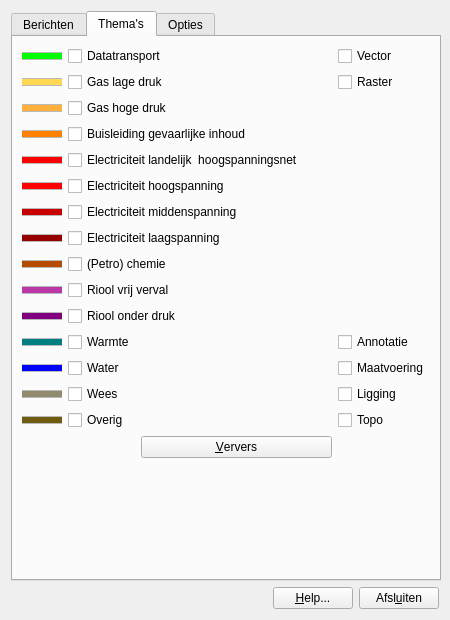
This is B4UdigNL.ui in diethard2/b4udignl as Qt 5 draws it before an edit. The edited form follows.
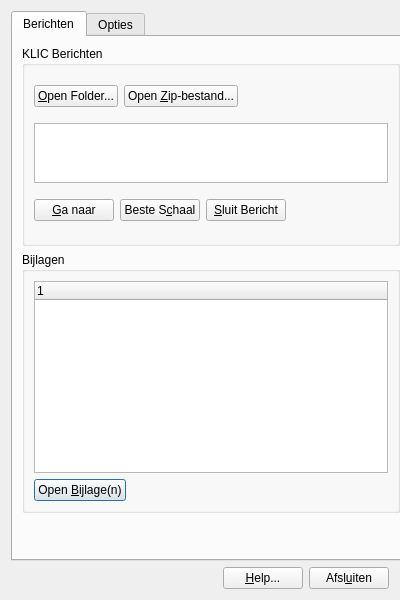
This is the edited form. The open tabs and pages were chosen to show the change. Custom widgets are drawn as their Qt base class.

Commit message: removed thema tab and functionality

```diff
--- a/B4UdigNL.ui
+++ b/B4UdigNL.ui
@@ -6,8 +6,8 @@
    <rect>
     <x>0</x>
     <y>0</y>
-    <width>450</width>
-    <height>620</height>
+    <width>400</width>
+    <height>600</height>
    </rect>
   </property>
   <property name="sizePolicy">
@@ -18,8 +18,8 @@
   </property>
   <property name="minimumSize">
    <size>
-    <width>450</width>
-    <height>620</height>
+    <width>400</width>
+    <height>600</height>
    </size>
   </property>
   <property name="maximumSize">
@@ -48,8 +48,8 @@
      </property>
      <property name="minimumSize">
       <size>
-       <width>430</width>
-       <height>562</height>
+       <width>400</width>
+       <height>500</height>
       </size>
      </property>
      <property name="autoFillBackground">
@@ -72,159 +72,7 @@
        <string>Berichten</string>
       </attribute>
       <layout class="QGridLayout" name="gridLayout_4">
-       <item row="0" column="0" colspan="2">
-        <widget class="QGroupBox" name="resultBox">
-         <property name="sizePolicy">
-          <sizepolicy hsizetype="MinimumExpanding" vsizetype="Fixed">
-           <horstretch>0</horstretch>
-           <verstretch>0</verstretch>
-          </sizepolicy>
-         </property>
-         <property name="title">
-          <string>Resultaat naar Geopackage</string>
-         </property>
-         <layout class="QHBoxLayout" name="horizontalLayout_21">
-          <item>
-           <widget class="QgsFileWidget" name="resultFileWidget" native="true">
-            <property name="sizePolicy">
-             <sizepolicy hsizetype="MinimumExpanding" vsizetype="MinimumExpanding">
-              <horstretch>0</horstretch>
-              <verstretch>0</verstretch>
-             </sizepolicy>
-            </property>
-            <property name="maximumSize">
-             <size>
-              <width>600</width>
-              <height>40</height>
-             </size>
-            </property>
-            <property name="focusPolicy">
-             <enum>Qt::FocusPolicy::StrongFocus</enum>
-            </property>
-            <property name="toolTip">
-             <string extracomment="Selecteer de bestaande of nieuwe Geopackage waar ingelezen KLIC melding in wordt opgeslagen."/>
-            </property>
-            <property name="dialogTitle" stdset="0">
-             <string>Gpkg Resultaatbestand</string>
-            </property>
-            <property name="filter" stdset="0">
-             <string>*.gpkg</string>
-            </property>
-           </widget>
-          </item>
-         </layout>
-        </widget>
-       </item>
        <item row="1" column="0" colspan="2">
-        <widget class="QGroupBox" name="messageBox">
-         <property name="sizePolicy">
-          <sizepolicy hsizetype="MinimumExpanding" vsizetype="Expanding">
-           <horstretch>0</horstretch>
-           <verstretch>0</verstretch>
-          </sizepolicy>
-         </property>
-         <property name="minimumSize">
-          <size>
-           <width>0</width>
-           <height>200</height>
-          </size>
-         </property>
-         <property name="title">
-          <string>KLIC Berichten</string>
-         </property>
-         <layout class="QGridLayout" name="gridLayout">
-          <item row="0" column="0">
-           <layout class="QHBoxLayout" name="horizontalLayout">
-            <item>
-             <widget class="QPushButton" name="openMsgButton">
-              <property name="focusPolicy">
-               <enum>Qt::FocusPolicy::StrongFocus</enum>
-              </property>
-              <property name="text">
-               <string>&amp;Open Folder...</string>
-              </property>
-             </widget>
-            </item>
-            <item>
-             <widget class="QPushButton" name="openArchiveButton">
-              <property name="text">
-               <string>Open &amp;Zip-bestand...</string>
-              </property>
-             </widget>
-            </item>
-            <item>
-             <spacer name="horizontalSpacer">
-              <property name="orientation">
-               <enum>Qt::Orientation::Horizontal</enum>
-              </property>
-              <property name="sizeHint" stdset="0">
-               <size>
-                <width>68</width>
-                <height>20</height>
-               </size>
-              </property>
-             </spacer>
-            </item>
-           </layout>
-          </item>
-          <item row="1" column="0">
-           <widget class="QListWidget" name="msgListWidget">
-            <property name="minimumSize">
-             <size>
-              <width>0</width>
-              <height>40</height>
-             </size>
-            </property>
-            <property name="maximumSize">
-             <size>
-              <width>600</width>
-              <height>60</height>
-             </size>
-            </property>
-           </widget>
-          </item>
-          <item row="2" column="0">
-           <layout class="QHBoxLayout" name="horizontalLayout_2">
-            <item>
-             <widget class="QPushButton" name="gotoButton">
-              <property name="text">
-               <string>&amp;Ga naar</string>
-              </property>
-             </widget>
-            </item>
-            <item>
-             <widget class="QPushButton" name="bestScaleButton">
-              <property name="text">
-               <string>Beste S&amp;chaal</string>
-              </property>
-             </widget>
-            </item>
-            <item>
-             <widget class="QPushButton" name="removeMsgButton">
-              <property name="text">
-               <string>&amp;Sluit Bericht</string>
-              </property>
-             </widget>
-            </item>
-            <item>
-             <spacer name="horizontalSpacer_3">
-              <property name="orientation">
-               <enum>Qt::Orientation::Horizontal</enum>
-              </property>
-              <property name="sizeHint" stdset="0">
-               <size>
-                <width>78</width>
-                <height>20</height>
-               </size>
-              </property>
-             </spacer>
-            </item>
-           </layout>
-          </item>
-         </layout>
-        </widget>
-       </item>
-       <item row="2" column="0" colspan="2">
         <widget class="QGroupBox" name="additionsBox">
          <property name="sizePolicy">
           <sizepolicy hsizetype="Minimum" vsizetype="MinimumExpanding">
@@ -262,7 +110,7 @@
             <property name="maximumSize">
              <size>
               <width>600</width>
-              <height>200</height>
+              <height>300</height>
              </size>
             </property>
             <property name="selectionMode">
@@ -305,7 +153,7 @@
          </layout>
         </widget>
        </item>
-       <item row="3" column="0">
+       <item row="2" column="0">
         <spacer name="verticalSpacer_2">
          <property name="orientation">
           <enum>Qt::Orientation::Vertical</enum>
@@ -321,734 +169,114 @@
          </property>
         </spacer>
        </item>
-      </layout>
-     </widget>
-     <widget class="QWidget" name="ThemesTab">
-      <attribute name="title">
-       <string>Thema's</string>
-      </attribute>
-      <layout class="QGridLayout" name="gridLayout_3">
        <item row="0" column="0" colspan="2">
-        <layout class="QHBoxLayout" name="horizontalLayout_5">
-         <item>
-          <widget class="Line" name="line">
-           <property name="minimumSize">
-            <size>
-             <width>40</width>
-             <height>8</height>
-            </size>
-           </property>
-           <property name="maximumSize">
-            <size>
-             <width>40</width>
-             <height>8</height>
-            </size>
-           </property>
-           <property name="styleSheet">
-            <string notr="true">background-color: rgb(185, 185, 185);
-color: rgb(0, 255, 0);</string>
-           </property>
-           <property name="frameShadow">
-            <enum>QFrame::Shadow::Plain</enum>
-           </property>
-           <property name="lineWidth">
-            <number>6</number>
-           </property>
-           <property name="orientation">
-            <enum>Qt::Orientation::Horizontal</enum>
-           </property>
-          </widget>
-         </item>
-         <item>
-          <widget class="QCheckBox" name="checkBoxData">
-           <property name="text">
-            <string>Datatransport</string>
-           </property>
-           <property name="tristate">
-            <bool>true</bool>
-           </property>
-          </widget>
-         </item>
-        </layout>
-       </item>
-       <item row="0" column="3">
-        <widget class="QCheckBox" name="vectorCheckBox">
-         <property name="text">
-          <string>Vector</string>
+        <widget class="QGroupBox" name="messageBox">
+         <property name="sizePolicy">
+          <sizepolicy hsizetype="MinimumExpanding" vsizetype="Expanding">
+           <horstretch>0</horstretch>
+           <verstretch>0</verstretch>
+          </sizepolicy>
          </property>
-        </widget>
-       </item>
-       <item row="1" column="0" colspan="2">
-        <layout class="QHBoxLayout" name="horizontalLayout_6">
-         <item>
-          <widget class="Line" name="line_2">
-           <property name="minimumSize">
-            <size>
-             <width>40</width>
-             <height>8</height>
-            </size>
-           </property>
-           <property name="maximumSize">
-            <size>
-             <width>40</width>
-             <height>8</height>
-            </size>
-           </property>
-           <property name="styleSheet">
-            <string notr="true">background-color: rgb(185, 185, 185);
-color: rgb(255, 215, 80);</string>
-           </property>
-           <property name="frameShadow">
-            <enum>QFrame::Shadow::Plain</enum>
-           </property>
-           <property name="lineWidth">
-            <number>6</number>
-           </property>
-           <property name="orientation">
-            <enum>Qt::Orientation::Horizontal</enum>
-           </property>
-          </widget>
-         </item>
-         <item>
-          <widget class="QCheckBox" name="checkBoxGas_low">
-           <property name="text">
-            <string>Gas lage druk</string>
-           </property>
-           <property name="tristate">
-            <bool>true</bool>
-           </property>
-          </widget>
-         </item>
-        </layout>
-       </item>
-       <item row="1" column="3">
-        <widget class="QCheckBox" name="rasterCheckBox">
-         <property name="enabled">
-          <bool>true</bool>
-         </property>
-         <property name="text">
-          <string>Raster</string>
-         </property>
-        </widget>
-       </item>
-       <item row="2" column="0" colspan="2">
-        <layout class="QHBoxLayout" name="horizontalLayout_7">
-         <item>
-          <widget class="Line" name="line_3">
-           <property name="minimumSize">
-            <size>
-             <width>40</width>
-             <height>8</height>
-            </size>
-           </property>
-           <property name="maximumSize">
-            <size>
-             <width>40</width>
-             <height>8</height>
-            </size>
-           </property>
-           <property name="styleSheet">
-            <string notr="true">background-color: rgb(185, 185, 185);
-color: rgb(255, 175, 60);</string>
-           </property>
-           <property name="frameShadow">
-            <enum>QFrame::Shadow::Plain</enum>
-           </property>
-           <property name="lineWidth">
-            <number>6</number>
-           </property>
-           <property name="orientation">
-            <enum>Qt::Orientation::Horizontal</enum>
-           </property>
-          </widget>
-         </item>
-         <item>
-          <widget class="QCheckBox" name="checkBoxGas_high">
-           <property name="text">
-            <string>Gas hoge druk</string>
-           </property>
-           <property name="tristate">
-            <bool>true</bool>
-           </property>
-          </widget>
-         </item>
-        </layout>
-       </item>
-       <item row="3" column="0" colspan="3">
-        <layout class="QHBoxLayout" name="horizontalLayout_8">
-         <item>
-          <widget class="Line" name="line_4">
-           <property name="minimumSize">
-            <size>
-             <width>40</width>
-             <height>8</height>
-            </size>
-           </property>
-           <property name="maximumSize">
-            <size>
-             <width>40</width>
-             <height>8</height>
-            </size>
-           </property>
-           <property name="styleSheet">
-            <string notr="true">background-color: rgb(185, 185, 185);
-color: rgb(255, 127, 0);</string>
-           </property>
-           <property name="frameShadow">
-            <enum>QFrame::Shadow::Plain</enum>
-           </property>
-           <property name="lineWidth">
-            <number>6</number>
-           </property>
-           <property name="orientation">
-            <enum>Qt::Orientation::Horizontal</enum>
-           </property>
-          </widget>
-         </item>
-         <item>
-          <widget class="QCheckBox" name="checkBoxDanger">
-           <property name="text">
-            <string>Buisleiding gevaarlijke inhoud</string>
-           </property>
-           <property name="tristate">
-            <bool>true</bool>
-           </property>
-          </widget>
-         </item>
-        </layout>
-       </item>
-       <item row="4" column="0" colspan="4">
-        <layout class="QHBoxLayout" name="horizontalLayout_20">
-         <item>
-          <widget class="Line" name="line_5">
-           <property name="minimumSize">
-            <size>
-             <width>40</width>
-             <height>8</height>
-            </size>
-           </property>
-           <property name="maximumSize">
-            <size>
-             <width>40</width>
-             <height>8</height>
-            </size>
-           </property>
-           <property name="styleSheet">
-            <string notr="true">background-color: rgb(185, 185, 185);
-color: rgb(255, 0, 0);</string>
-           </property>
-           <property name="frameShadow">
-            <enum>QFrame::Shadow::Plain</enum>
-           </property>
-           <property name="lineWidth">
-            <number>6</number>
-           </property>
-           <property name="orientation">
-            <enum>Qt::Orientation::Horizontal</enum>
-           </property>
-          </widget>
-         </item>
-         <item>
-          <widget class="QCheckBox" name="checkBoxElec_land">
-           <property name="text">
-            <string>Electriciteit landelijk  hoogspanningsnet</string>
-           </property>
-           <property name="tristate">
-            <bool>true</bool>
-           </property>
-          </widget>
-         </item>
-        </layout>
-       </item>
-       <item row="5" column="0" colspan="3">
-        <layout class="QHBoxLayout" name="horizontalLayout_11">
-         <item>
-          <widget class="Line" name="line_6">
-           <property name="minimumSize">
-            <size>
-             <width>40</width>
-             <height>8</height>
-            </size>
-           </property>
-           <property name="maximumSize">
-            <size>
-             <width>40</width>
-             <height>8</height>
-            </size>
-           </property>
-           <property name="styleSheet">
-            <string notr="true">background-color: rgb(185, 185, 185);
-color: rgb(255, 0, 0);</string>
-           </property>
-           <property name="frameShadow">
-            <enum>QFrame::Shadow::Plain</enum>
-           </property>
-           <property name="lineWidth">
-            <number>6</number>
-           </property>
-           <property name="orientation">
-            <enum>Qt::Orientation::Horizontal</enum>
-           </property>
-          </widget>
-         </item>
-         <item>
-          <widget class="QCheckBox" name="checkBoxElec_high">
-           <property name="text">
-            <string>Electriciteit hoogspanning</string>
-           </property>
-           <property name="tristate">
-            <bool>true</bool>
-           </property>
-          </widget>
-         </item>
-        </layout>
-       </item>
-       <item row="6" column="0" colspan="3">
-        <layout class="QHBoxLayout" name="horizontalLayout_10">
-         <item>
-          <widget class="Line" name="line_7">
-           <property name="minimumSize">
-            <size>
-             <width>40</width>
-             <height>8</height>
-            </size>
-           </property>
-           <property name="maximumSize">
-            <size>
-             <width>40</width>
-             <height>8</height>
-            </size>
-           </property>
-           <property name="styleSheet">
-            <string notr="true">background-color: rgb(185, 185, 185);
-color: rgb(200, 0, 0);</string>
-           </property>
-           <property name="frameShadow">
-            <enum>QFrame::Shadow::Plain</enum>
-           </property>
-           <property name="lineWidth">
-            <number>6</number>
-           </property>
-           <property name="orientation">
-            <enum>Qt::Orientation::Horizontal</enum>
-           </property>
-          </widget>
-         </item>
-         <item>
-          <widget class="QCheckBox" name="checkBoxElec_mid">
-           <property name="text">
-            <string>Electriciteit middenspanning</string>
-           </property>
-           <property name="tristate">
-            <bool>true</bool>
-           </property>
-          </widget>
-         </item>
-        </layout>
-       </item>
-       <item row="7" column="0" colspan="3">
-        <layout class="QHBoxLayout" name="horizontalLayout_9">
-         <item>
-          <widget class="Line" name="line_8">
-           <property name="minimumSize">
-            <size>
-             <width>40</width>
-             <height>8</height>
-            </size>
-           </property>
-           <property name="maximumSize">
-            <size>
-             <width>40</width>
-             <height>8</height>
-            </size>
-           </property>
-           <property name="styleSheet">
-            <string notr="true">background-color: rgb(185, 185, 185);
-color: rgb(150, 0, 0);</string>
-           </property>
-           <property name="frameShadow">
-            <enum>QFrame::Shadow::Plain</enum>
-           </property>
-           <property name="lineWidth">
-            <number>6</number>
-           </property>
-           <property name="orientation">
-            <enum>Qt::Orientation::Horizontal</enum>
-           </property>
-          </widget>
-         </item>
-         <item>
-          <widget class="QCheckBox" name="checkBoxElec_low">
-           <property name="text">
-            <string>Electriciteit laagspanning</string>
-           </property>
-           <property name="tristate">
-            <bool>true</bool>
-           </property>
-          </widget>
-         </item>
-        </layout>
-       </item>
-       <item row="8" column="0" colspan="2">
-        <layout class="QHBoxLayout" name="horizontalLayout_16">
-         <item>
-          <widget class="Line" name="line_9">
-           <property name="minimumSize">
-            <size>
-             <width>40</width>
-             <height>8</height>
-            </size>
-           </property>
-           <property name="maximumSize">
-            <size>
-             <width>40</width>
-             <height>8</height>
-            </size>
-           </property>
-           <property name="styleSheet">
-            <string notr="true">background-color: rgb(185, 185, 185);
-color: rgb(182, 74, 0);</string>
-           </property>
-           <property name="frameShadow">
-            <enum>QFrame::Shadow::Plain</enum>
-           </property>
-           <property name="lineWidth">
-            <number>6</number>
-           </property>
-           <property name="orientation">
-            <enum>Qt::Orientation::Horizontal</enum>
-           </property>
-          </widget>
-         </item>
-         <item>
-          <widget class="QCheckBox" name="checkBoxChemical">
-           <property name="text">
-            <string>(Petro) chemie</string>
-           </property>
-           <property name="tristate">
-            <bool>true</bool>
-           </property>
-          </widget>
-         </item>
-        </layout>
-       </item>
-       <item row="9" column="0" colspan="3">
-        <layout class="QHBoxLayout" name="horizontalLayout_12">
-         <item>
-          <widget class="Line" name="line_10">
-           <property name="minimumSize">
-            <size>
-             <width>40</width>
-             <height>8</height>
-            </size>
-           </property>
-           <property name="maximumSize">
-            <size>
-             <width>40</width>
-             <height>8</height>
-            </size>
-           </property>
-           <property name="styleSheet">
-            <string notr="true">background-color: rgb(185, 185, 185);
-color: rgb(186, 56, 168);</string>
-           </property>
-           <property name="frameShadow">
-            <enum>QFrame::Shadow::Plain</enum>
-           </property>
-           <property name="lineWidth">
-            <number>6</number>
-           </property>
-           <property name="orientation">
-            <enum>Qt::Orientation::Horizontal</enum>
-           </property>
-          </widget>
-         </item>
-         <item>
-          <widget class="QCheckBox" name="checkBoxSewer_free">
-           <property name="text">
-            <string>Riool vrij verval</string>
-           </property>
-           <property name="tristate">
-            <bool>true</bool>
-           </property>
-          </widget>
-         </item>
-        </layout>
-       </item>
-       <item row="10" column="0" colspan="3">
-        <layout class="QHBoxLayout" name="horizontalLayout_13">
-         <item>
-          <widget class="Line" name="line_11">
-           <property name="minimumSize">
-            <size>
-             <width>40</width>
-             <height>8</height>
-            </size>
-           </property>
-           <property name="maximumSize">
-            <size>
-             <width>40</width>
-             <height>8</height>
-            </size>
-           </property>
-           <property name="styleSheet">
-            <string notr="true">background-color: rgb(185, 185, 185);
-color: rgb(128, 0, 128);</string>
-           </property>
-           <property name="frameShadow">
-            <enum>QFrame::Shadow::Plain</enum>
-           </property>
-           <property name="lineWidth">
-            <number>6</number>
-           </property>
-           <property name="orientation">
-            <enum>Qt::Orientation::Horizontal</enum>
-           </property>
-          </widget>
-         </item>
-         <item>
-          <widget class="QCheckBox" name="checkBoxSewer_pressure">
-           <property name="text">
-            <string>Riool onder druk</string>
-           </property>
-           <property name="tristate">
-            <bool>true</bool>
-           </property>
-          </widget>
-         </item>
-        </layout>
-       </item>
-       <item row="11" column="0">
-        <layout class="QHBoxLayout" name="horizontalLayout_14">
-         <item>
-          <widget class="Line" name="line_12">
-           <property name="minimumSize">
-            <size>
-             <width>40</width>
-             <height>8</height>
-            </size>
-           </property>
-           <property name="maximumSize">
-            <size>
-             <width>40</width>
-             <height>8</height>
-            </size>
-           </property>
-           <property name="styleSheet">
-            <string notr="true">background-color: rgb(185, 185, 185);
-color: rgb(0, 128, 128);</string>
-           </property>
-           <property name="frameShadow">
-            <enum>QFrame::Shadow::Plain</enum>
-           </property>
-           <property name="lineWidth">
-            <number>6</number>
-           </property>
-           <property name="orientation">
-            <enum>Qt::Orientation::Horizontal</enum>
-           </property>
-          </widget>
-         </item>
-         <item>
-          <widget class="QCheckBox" name="checkBoxHeat">
-           <property name="text">
-            <string>Warmte</string>
-           </property>
-           <property name="tristate">
-            <bool>true</bool>
-           </property>
-          </widget>
-         </item>
-        </layout>
-       </item>
-       <item row="11" column="3">
-        <widget class="QCheckBox" name="annotationCheckBox">
-         <property name="text">
-          <string>Annotatie</string>
-         </property>
-         <property name="tristate">
-          <bool>true</bool>
-         </property>
-        </widget>
-       </item>
-       <item row="12" column="0">
-        <layout class="QHBoxLayout" name="horizontalLayout_15">
-         <item>
-          <widget class="Line" name="line_13">
-           <property name="minimumSize">
-            <size>
-             <width>40</width>
-             <height>8</height>
-            </size>
-           </property>
-           <property name="maximumSize">
-            <size>
-             <width>40</width>
-             <height>8</height>
-            </size>
-           </property>
-           <property name="styleSheet">
-            <string notr="true">background-color: rgb(185, 185, 185);
-color: rgb(0, 0, 255);</string>
-           </property>
-           <property name="frameShadow">
-            <enum>QFrame::Shadow::Plain</enum>
-           </property>
-           <property name="lineWidth">
-            <number>6</number>
-           </property>
-           <property name="orientation">
-            <enum>Qt::Orientation::Horizontal</enum>
-           </property>
-          </widget>
-         </item>
-         <item>
-          <widget class="QCheckBox" name="checkBoxWater">
-           <property name="text">
-            <string>Water </string>
-           </property>
-           <property name="tristate">
-            <bool>true</bool>
-           </property>
-          </widget>
-         </item>
-        </layout>
-       </item>
-       <item row="12" column="3">
-        <widget class="QCheckBox" name="dimensioningCheckBox">
-         <property name="text">
-          <string>Maatvoering</string>
-         </property>
-         <property name="tristate">
-          <bool>true</bool>
-         </property>
-        </widget>
-       </item>
-       <item row="13" column="0">
-        <layout class="QHBoxLayout" name="horizontalLayout_17">
-         <item>
-          <widget class="Line" name="line_14">
-           <property name="minimumSize">
-            <size>
-             <width>40</width>
-             <height>8</height>
-            </size>
-           </property>
-           <property name="maximumSize">
-            <size>
-             <width>40</width>
-             <height>8</height>
-            </size>
-           </property>
-           <property name="styleSheet">
-            <string notr="true">background-color: rgb(185, 185, 185);
-color: rgb(145, 138, 111);</string>
-           </property>
-           <property name="frameShadow">
-            <enum>QFrame::Shadow::Plain</enum>
-           </property>
-           <property name="lineWidth">
-            <number>6</number>
-           </property>
-           <property name="orientation">
-            <enum>Qt::Orientation::Horizontal</enum>
-           </property>
-          </widget>
-         </item>
-         <item>
-          <widget class="QCheckBox" name="checkBoxOrphan">
-           <property name="text">
-            <string>Wees</string>
-           </property>
-           <property name="tristate">
-            <bool>true</bool>
-           </property>
-          </widget>
-         </item>
-        </layout>
-       </item>
-       <item row="13" column="3">
-        <widget class="QCheckBox" name="locationCheckBox">
-         <property name="text">
-          <string>Ligging</string>
-         </property>
-         <property name="tristate">
-          <bool>true</bool>
-         </property>
-        </widget>
-       </item>
-       <item row="14" column="0">
-        <layout class="QHBoxLayout" name="horizontalLayout_18">
-         <item>
-          <widget class="Line" name="line_15">
-           <property name="minimumSize">
-            <size>
-             <width>40</width>
-             <height>8</height>
-            </size>
-           </property>
-           <property name="maximumSize">
-            <size>
-             <width>40</width>
-             <height>8</height>
-            </size>
-           </property>
-           <property name="styleSheet">
-            <string notr="true">background-color: rgb(185, 185, 185);
-color: rgb(111, 92, 16);</string>
-           </property>
-           <property name="frameShadow">
-            <enum>QFrame::Shadow::Plain</enum>
-           </property>
-           <property name="lineWidth">
-            <number>6</number>
-           </property>
-           <property name="orientation">
-            <enum>Qt::Orientation::Horizontal</enum>
-           </property>
-          </widget>
-         </item>
-         <item>
-          <widget class="QCheckBox" name="checkBoxOther">
-           <property name="text">
-            <string>Overig</string>
-           </property>
-           <property name="tristate">
-            <bool>true</bool>
-           </property>
-          </widget>
-         </item>
-        </layout>
-       </item>
-       <item row="14" column="3">
-        <widget class="QCheckBox" name="topoCheckBox">
-         <property name="text">
-          <string>Topo</string>
-         </property>
-         <property name="tristate">
-          <bool>true</bool>
-         </property>
-        </widget>
-       </item>
-       <item row="15" column="1" colspan="2">
-        <widget class="QPushButton" name="refreshButton">
-         <property name="text">
-          <string>&amp;Ververs</string>
-         </property>
-        </widget>
-       </item>
-       <item row="16" column="2">
-        <spacer name="verticalSpacer">
-         <property name="orientation">
-          <enum>Qt::Orientation::Vertical</enum>
-         </property>
-         <property name="sizeHint" stdset="0">
+         <property name="minimumSize">
           <size>
-           <width>20</width>
-           <height>87</height>
+           <width>0</width>
+           <height>200</height>
           </size>
          </property>
-        </spacer>
+         <property name="title">
+          <string>KLIC Berichten</string>
+         </property>
+         <layout class="QGridLayout" name="gridLayout">
+          <item row="0" column="0">
+           <layout class="QHBoxLayout" name="horizontalLayout">
+            <item>
+             <widget class="QPushButton" name="openMsgButton">
+              <property name="focusPolicy">
+               <enum>Qt::FocusPolicy::StrongFocus</enum>
+              </property>
+              <property name="text">
+               <string>&amp;Open Folder...</string>
+              </property>
+             </widget>
+            </item>
+            <item>
+             <widget class="QPushButton" name="openArchiveButton">
+              <property name="text">
+               <string>Open &amp;Zip-bestand...</string>
+              </property>
+             </widget>
+            </item>
+            <item>
+             <spacer name="horizontalSpacer">
+              <property name="orientation">
+               <enum>Qt::Orientation::Horizontal</enum>
+              </property>
+              <property name="sizeHint" stdset="0">
+               <size>
+                <width>68</width>
+                <height>20</height>
+               </size>
+              </property>
+             </spacer>
+            </item>
+           </layout>
+          </item>
+          <item row="1" column="0">
+           <widget class="QListWidget" name="msgListWidget">
+            <property name="minimumSize">
+             <size>
+              <width>0</width>
+              <height>40</height>
+             </size>
+            </property>
+            <property name="maximumSize">
+             <size>
+              <width>600</width>
+              <height>60</height>
+             </size>
+            </property>
+           </widget>
+          </item>
+          <item row="2" column="0">
+           <layout class="QHBoxLayout" name="horizontalLayout_2">
+            <item>
+             <widget class="QPushButton" name="gotoButton">
+              <property name="text">
+               <string>&amp;Ga naar</string>
+              </property>
+             </widget>
+            </item>
+            <item>
+             <widget class="QPushButton" name="bestScaleButton">
+              <property name="text">
+               <string>Beste S&amp;chaal</string>
+              </property>
+             </widget>
+            </item>
+            <item>
+             <widget class="QPushButton" name="removeMsgButton">
+              <property name="text">
+               <string>&amp;Sluit Bericht</string>
+              </property>
+             </widget>
+            </item>
+            <item>
+             <spacer name="horizontalSpacer_3">
+              <property name="orientation">
+               <enum>Qt::Orientation::Horizontal</enum>
+              </property>
+              <property name="sizeHint" stdset="0">
+               <size>
+                <width>78</width>
+                <height>20</height>
+               </size>
+              </property>
+             </spacer>
+            </item>
+           </layout>
+          </item>
+         </layout>
+        </widget>
        </item>
       </layout>
      </widget>
@@ -1200,13 +428,6 @@
    </item>
   </layout>
  </widget>
- <customwidgets>
-  <customwidget>
-   <class>QgsFileWidget</class>
-   <extends>QWidget</extends>
-   <header>qgsfilewidget.h</header>
-  </customwidget>
- </customwidgets>
  <resources/>
  <connections/>
 </ui>
```
The commit also changes 2 other files.
